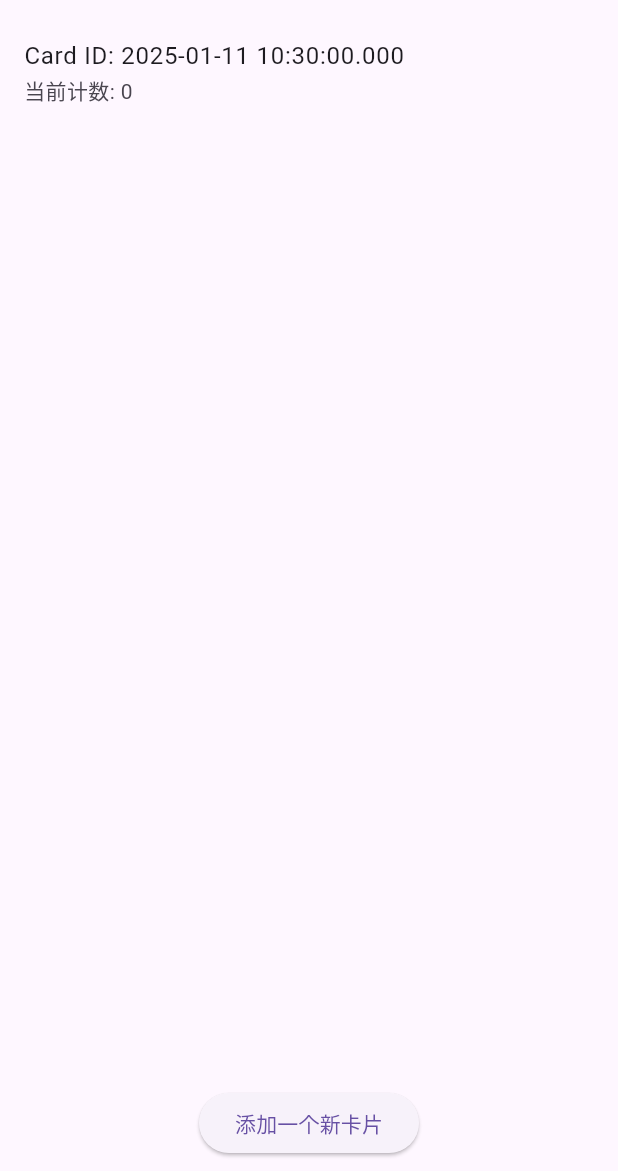
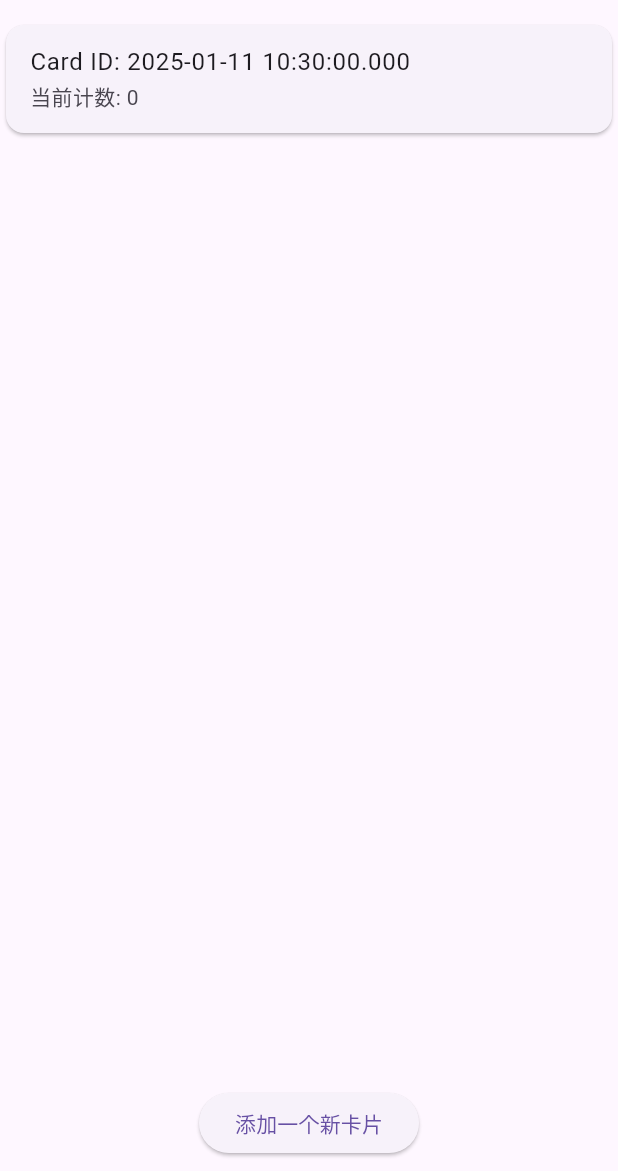
Before and after one commit to maxiee/RaySystem, a Flutter app: the screen it shows after launch, after a tap on "添加一个新卡片", on a phone screen of 412 x 824 dp, the part 65-1236 px from its top. Run offline on Flutter 3.47's test engine with Material 3 defaults, Android fonts, the phone set to English and light mode, and no system bars.

Commit message:
Add launch configuration for VSCode and update CardManager to use Material widgets

```diff
--- a/raysystem_flutter/lib/card/card_manager.dart
+++ b/raysystem_flutter/lib/card/card_manager.dart
@@ -1,4 +1,4 @@
-import 'package:flutter/widgets.dart';
+import 'package:flutter/material.dart';
 
 class CardManager with ChangeNotifier {
   final List<Widget> _cards = [];
@@ -14,7 +14,10 @@ class CardManager with ChangeNotifier {
       // 移除最早的一条
       _cards.removeAt(0);
     }
-    _cards.add(cardWidget);
+    _cards.add(Card(
+      key: UniqueKey(),
+      child: cardWidget,
+    ));
     notifyListeners();
   }
 }
--- a/raysystem_flutter/lib/main.dart
+++ b/raysystem_flutter/lib/main.dart
@@ -33,8 +33,8 @@ class MyApp extends StatelessWidget {
                   final cardManager =
                       Provider.of<CardManager>(context, listen: false);
 
-                  cardManager.addCard(MySampleCard(
-                      key: UniqueKey(), uniqueId: DateTime.now().toString()));
+                  cardManager.addCard(
+                      MySampleCard(uniqueId: DateTime.now().toString()));
                 },
                 child: const Text('添加一个新卡片'),
               ),
```
